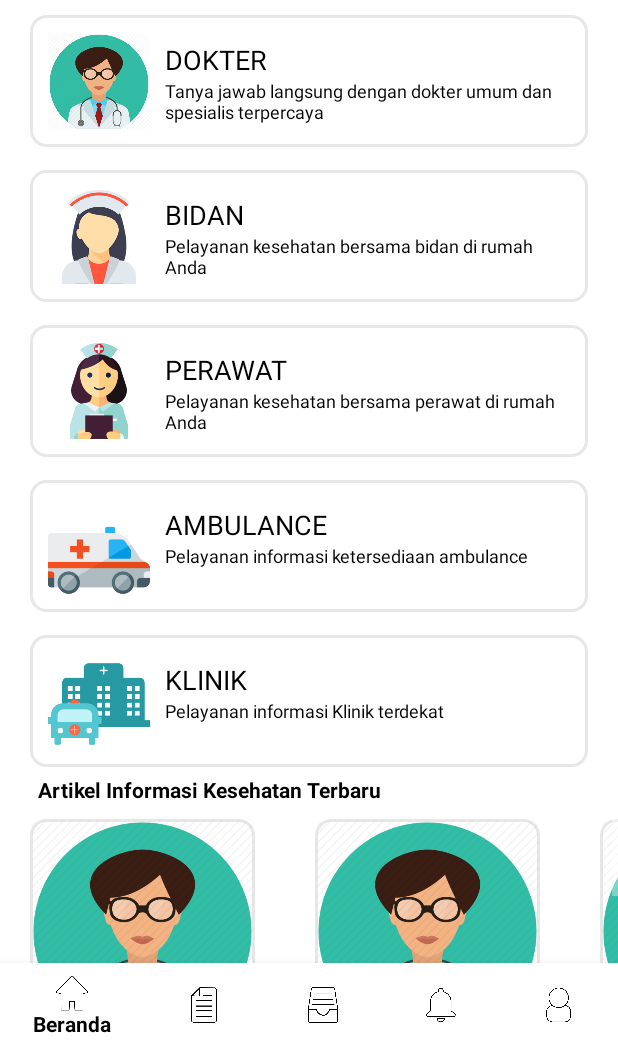
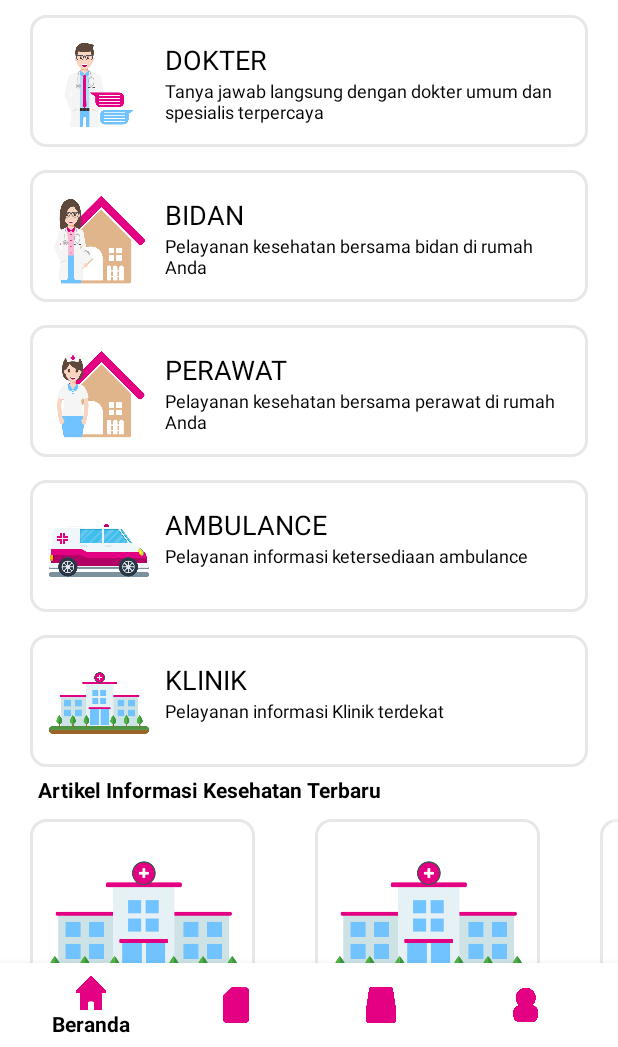
Before and after one commit to nugiknugroho/homespital, an Android app: the HomeActivity screen opened directly, with no data from a screen before it, on a phone screen of 412 x 824 dp, the part 189-1236 px from its top. Run offline under Robolectric (Android 15) with nearby library versions, the phone set to English and light mode, and no system bars.

Commit message:
Splash and android manifest

```diff
--- a/app/src/main/java/com/nugik/myapplication/HomeActivity.kt
+++ b/app/src/main/java/com/nugik/myapplication/HomeActivity.kt
@@ -24,10 +24,7 @@ class HomeActivity : AppCompatActivity() {
                 createFragmentThree()
                 return@OnNavigationItemSelectedListener true
             }
-            R.id.nav_notif -> {
-                createFragmentFour()
-                return@OnNavigationItemSelectedListener true
-            }
+
             R.id.nav_profil -> {
                 createFragmentFive()
                 return@OnNavigationItemSelectedListener true
--- a/app/src/main/java/com/nugik/myapplication/Splash.kt
+++ b/app/src/main/java/com/nugik/myapplication/Splash.kt
@@ -7,7 +7,7 @@ import android.os.Handler
 
 class Splash : AppCompatActivity() {
     private var mDelayHandler: Handler? = null
-    private val SPLASH_DELAY: Long = 5000 //3 seconds
+    private val SPLASH_DELAY: Long = 3000 //3 seconds
 
     internal val mRunnable: Runnable = Runnable {
         if (!isFinishing) {
--- a/app/src/main/res/layout/activity_home.xml
+++ b/app/src/main/res/layout/activity_home.xml
@@ -19,8 +19,8 @@
         android:layout_height="wrap_content"
         android:layout_alignParentBottom="true"
         android:background="@color/colorNew"
-        app:itemIconTint="@color/colorFontBaru"
         app:itemTextColor="@color/colorFontBaru"
+        app:itemIconTint="@color/colorMagenta"
         app:menu="@menu/bottom_navigaton"
         >
 
--- a/app/src/main/res/layout/activity_splash.xml
+++ b/app/src/main/res/layout/activity_splash.xml
@@ -10,9 +10,9 @@
     <ImageView
         android:id="@+id/fs_content"
         android:layout_width="match_parent"
-        android:layout_height="wrap_content"
+        android:layout_height="155dp"
         android:layout_gravity="center"
-        android:src="@drawable/aa2"
-        />
+
+        android:src="@drawable/warnalogookecil" />
 
 </FrameLayout>
--- a/app/src/main/res/layout/fragment_home.xml
+++ b/app/src/main/res/layout/fragment_home.xml
@@ -74,7 +74,7 @@
                 >
 
                 <ImageView
-                    android:src="@drawable/doctor"
+                    android:src="@drawable/warnadokter"
                     android:layout_width="68dp"
                     android:layout_height="68dp"
                     />
@@ -120,7 +120,7 @@
                 >
 
                 <ImageView
-                    android:src="@drawable/nadib"
+                    android:src="@drawable/warnabidan"
                     android:layout_width="68dp"
                     android:layout_height="68dp"
                     />
@@ -164,7 +164,7 @@
                 >
 
                 <ImageView
-                    android:src="@drawable/nurse"
+                    android:src="@drawable/warnaperawat"
                     android:layout_width="68dp"
                     android:layout_height="68dp"
                     />
@@ -207,7 +207,7 @@
                 >
 
                 <ImageView
-                    android:src="@drawable/ambul"
+                    android:src="@drawable/warnaambulance"
                     android:layout_width="68dp"
                     android:layout_height="68dp"
                     />
@@ -250,7 +250,7 @@
                 >
 
                 <ImageView
-                    android:src="@drawable/clinic"
+                    android:src="@drawable/warnaklinik"
                     android:layout_width="68dp"
                     android:layout_height="68dp"
                     />
@@ -311,7 +311,7 @@
                         <ImageView
                             android:layout_width="150dp"
                             android:layout_height="150dp"
-                            android:src="@drawable/doctor" />
+                            android:src="@drawable/warnaklinik" />
                     </LinearLayout>
 
                     <LinearLayout
@@ -327,7 +327,7 @@
                         <ImageView
                             android:layout_width="150dp"
                             android:layout_height="150dp"
-                            android:src="@drawable/doctor" />
+                            android:src="@drawable/warnaklinik" />
                     </LinearLayout>
 
                     <LinearLayout
@@ -343,7 +343,7 @@
                         <ImageView
                             android:layout_width="150dp"
                             android:layout_height="150dp"
-                            android:src="@drawable/doctor" />
+                            android:src="@drawable/warnaklinik" />
                     </LinearLayout>
 
                     <LinearLayout
@@ -359,7 +359,7 @@
                         <ImageView
                             android:layout_width="150dp"
                             android:layout_height="150dp"
-                            android:src="@drawable/doctor" />
+                            android:src="@drawable/warnaklinik" />
                     </LinearLayout>
 
                     <LinearLayout
@@ -375,7 +375,7 @@
                         <ImageView
                             android:layout_width="150dp"
                             android:layout_height="150dp"
-                            android:src="@drawable/doctor" />
+                            android:src="@drawable/warnaklinik" />
                     </LinearLayout>
 
 
--- a/app/src/main/res/menu/bottom_navigaton.xml
+++ b/app/src/main/res/menu/bottom_navigaton.xml
@@ -4,30 +4,24 @@
 
     <item
         android:id="@+id/nav_home"
-        android:icon="@drawable/home_astri_baru"
+        android:icon="@drawable/warnaberandaa"
         android:title="Beranda"
         />
     <item
         android:id="@+id/nav_fav"
-        android:icon="@drawable/artikel_astri_baru"
+        android:icon="@drawable/warnaartikell"
         android:title="Artikel"
         />
 
     <item
         android:id="@+id/nav_history"
-        android:icon="@drawable/riwayat_astri_baru"
+        android:icon="@drawable/warnariwayatt"
         android:title="Riwayat"
         />
 
     <item
-        android:id="@+id/nav_notif"
-        android:icon="@drawable/notif_astri_baru"
-        android:title="Notifikasi"
-        />
-
-    <item
         android:id="@+id/nav_profil"
-        android:icon="@drawable/profil_astri_baru"
+        android:icon="@drawable/warnaprofill"
         android:title="Akun Saya"
         />
 </menu>
--- a/app/src/main/res/mipmap-anydpi-v26/ic_launcher.xml
+++ b/app/src/main/res/mipmap-anydpi-v26/ic_launcher.xml
@@ -1,5 +1,5 @@
 <?xml version="1.0" encoding="utf-8"?>
 <adaptive-icon xmlns:android="http://schemas.android.com/apk/res/android">
-    <background android:drawable="@drawable/ic_launcher_background"/>
-    <foreground android:drawable="@drawable/ic_launcher_foreground"/>
+    <background android:drawable="@drawable/warnalogookecil"/>
+    <foreground android:drawable="@drawable/warnalogookecil"/>
 </adaptive-icon>
```
Also changed, not shown: app/src/main/res/layout/activity_bidan.xml (+6 -6 lines), app/src/main/res/layout/activity_dokter.xml (+6 -6 lines), app/src/main/res/drawable/warnaambulance.png (added), app/src/main/res/drawable/warnaartikell.png (added), app/src/main/res/drawable/warnaberandaa.png (added), app/src/main/res/drawable/warnabidan.png (added), app/src/main/res/drawable/warnadokter.png (added), app/src/main/res/drawable/warnaklinik.png (added), app/src/main/res/drawable/warnalogookecil.png (added), app/src/main/res/drawable/warnanotiff.png (added), app/src/main/res/drawable/warnaperawat.png (added), app/src/main/res/drawable/warnaprofill.png (added), app/src/main/res/drawable/warnariwayatt.png (added).
